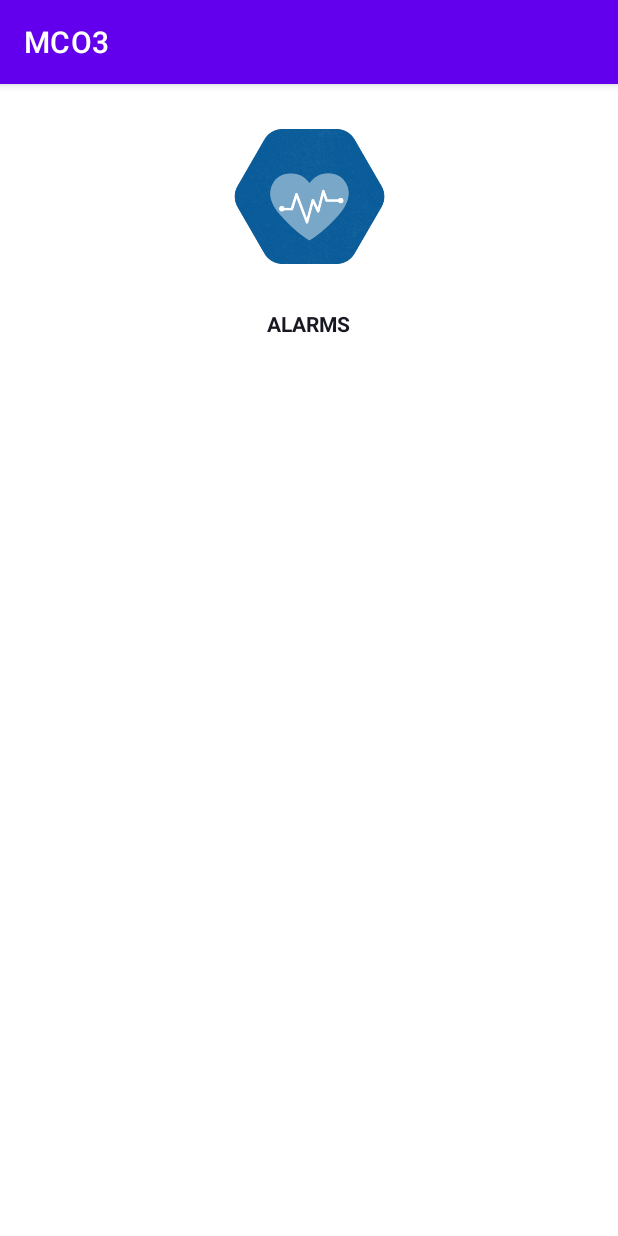
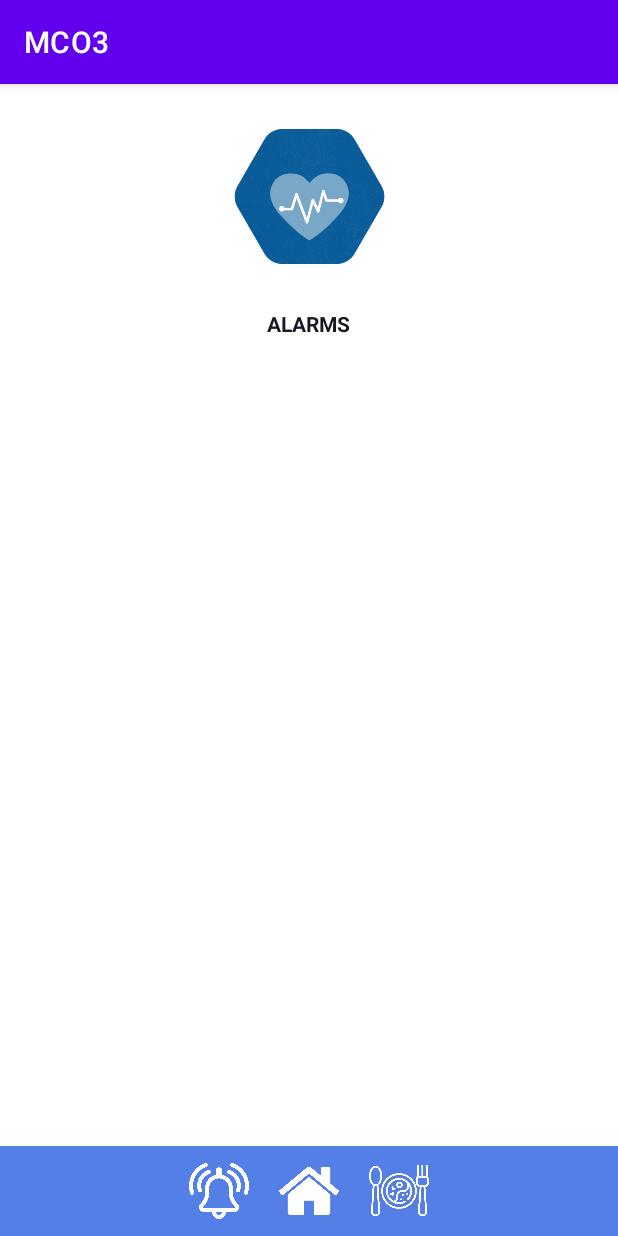
Before and after one commit to zivhd/MacroMonitor, an Android app: the AlarmActivity screen opened directly, with no data from a screen before it, on a phone screen of 412 x 824 dp. Run offline under Robolectric (Android 15) with nearby library versions, the phone set to English and light mode, and no system bars.

Commit message:
added navigation bar

```diff
--- a/MCO3/app/src/main/res/layout/activity_alarm.xml
+++ b/MCO3/app/src/main/res/layout/activity_alarm.xml
@@ -14,8 +14,8 @@
         app:layout_constraintEnd_toEndOf="parent"
         app:layout_constraintHorizontal_bias="0.5"
         app:layout_constraintStart_toStartOf="parent"
-        app:layout_constraintTop_toTopOf="parent"
-        />
+        app:layout_constraintTop_toTopOf="parent" />
+
     <androidx.appcompat.widget.AppCompatTextView
         android:id="@+id/title"
         android:layout_width="wrap_content"
@@ -29,8 +29,66 @@
         app:layout_constraintTop_toBottomOf="@+id/icon" />
 
     <androidx.recyclerview.widget.RecyclerView
+        android:id="@+id/alarm_list"
         android:layout_width="match_parent"
-        android:layout_height="match_parent"/>
+        android:layout_height="wrap_content"
+        app:layout_constraintStart_toStartOf="parent"
+        app:layout_constraintTop_toBottomOf="@+id/title" />
+
+
+    <androidx.appcompat.widget.LinearLayoutCompat
+        android:layout_width="match_parent"
+        android:layout_height="60dp"
+        android:layout_gravity="center"
+        android:background="#537FE7"
+        android:orientation="horizontal"
+        android:gravity="center"
+        app:layout_constraintBottom_toBottomOf="parent"
+        app:layout_constraintEnd_toEndOf="parent"
+        app:layout_constraintHorizontal_bias="0.5"
+        app:layout_constraintStart_toStartOf="parent">
+
+        <androidx.appcompat.widget.AppCompatImageView
+            android:id="@+id/alarm_btn"
+            android:layout_width="40dp"
+            android:layout_height="40dp"
+            android:layout_gravity="center"
+            android:layout_margin="10dp"
+            android:layout_marginLeft="20dp"
+            android:src="@drawable/alarm"
+            app:layout_constraintEnd_toEndOf="parent"
+            app:layout_constraintStart_toStartOf="parent"
+            app:layout_constraintTop_toTopOf="parent"
+            android:tint="@android:color/white"/>
+
+        <androidx.appcompat.widget.AppCompatImageView
+            android:id="@+id/home_btn"
+            android:layout_width="40dp"
+            android:layout_height="40dp"
+            android:layout_gravity="center"
+            android:layout_margin="10dp"
+            android:layout_marginLeft="20dp"
+            android:src="@drawable/home"
+            app:layout_constraintEnd_toEndOf="parent"
+            app:layout_constraintStart_toStartOf="parent"
+            app:layout_constraintTop_toTopOf="parent"
+            android:tint="@android:color/white"/>
+
+        <androidx.appcompat.widget.AppCompatImageView
+            android:id="@+id/alarm_btn"
+            android:layout_width="40dp"
+            android:layout_height="40dp"
+            android:layout_gravity="center"
+            android:layout_margin="10dp"
+            android:layout_marginLeft="20dp"
+            android:src="@drawable/meal"
+            app:layout_constraintEnd_toEndOf="parent"
+            app:layout_constraintStart_toStartOf="parent"
+            app:layout_constraintTop_toTopOf="parent"
+            android:tint="@android:color/white"/>
+
+
+    </androidx.appcompat.widget.LinearLayoutCompat>
 
 
 </androidx.constraintlayout.widget.ConstraintLayout>
```
